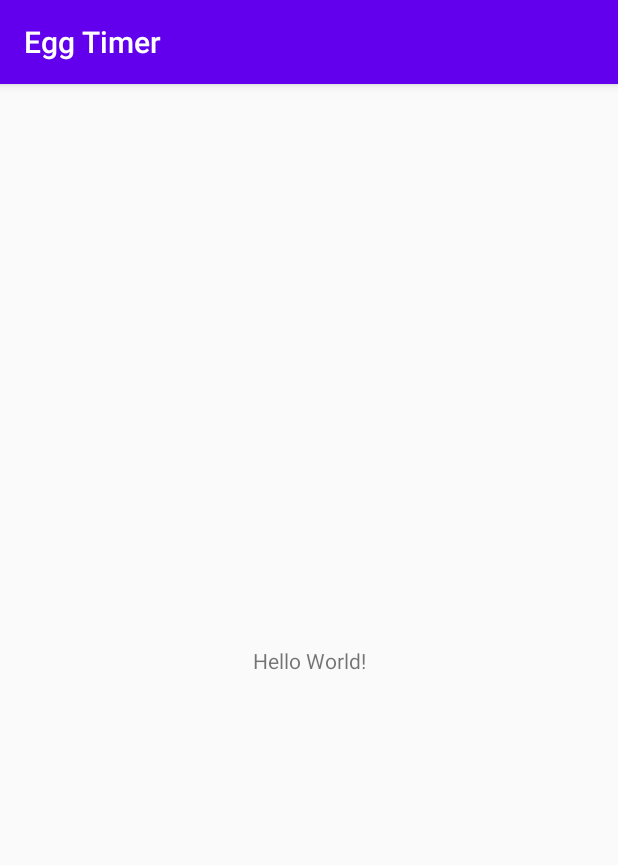
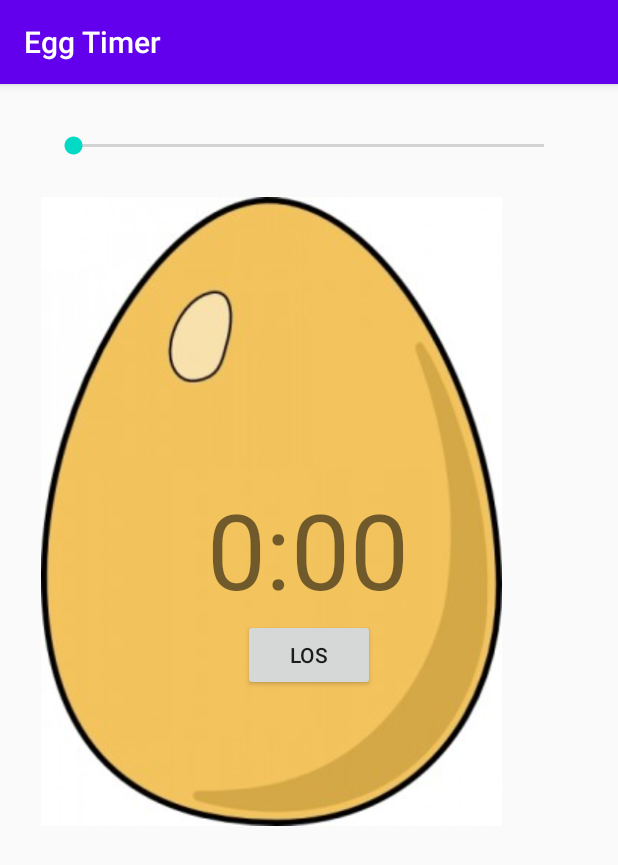
Before and after one commit to NadineGB/Egg-Timer, an Android app: the screen it shows after launch (MainActivity), on a phone screen of 412 x 824 dp. Shown: the top 865 px of the screen. Run offline under Robolectric (Android 15) with nearby library versions, the phone set to English and light mode, and no system bars.

Commit message:
Layout complete (v1)

```diff
--- a/app/src/main/res/layout/activity_main.xml
+++ b/app/src/main/res/layout/activity_main.xml
@@ -6,13 +6,52 @@
     android:layout_height="match_parent"
     tools:context=".MainActivity">
 
-    <TextView
-        android:layout_width="wrap_content"
-        android:layout_height="wrap_content"
-        android:text="Hello World!"
-        app:layout_constraintBottom_toBottomOf="parent"
-        app:layout_constraintLeft_toLeftOf="parent"
-        app:layout_constraintRight_toRightOf="parent"
-        app:layout_constraintTop_toTopOf="parent" />
+    <ImageView
+        android:id="@+id/eggImageView"
+        android:layout_width="307dp"
+        android:layout_height="430dp"
+        android:layout_marginLeft="27dp"
+        android:layout_marginTop="70dp"
+        app:layout_constraintStart_toStartOf="parent"
+        app:layout_constraintTop_toTopOf="parent"
+        app:srcCompat="@drawable/egg" />
 
+    <LinearLayout
+        android:id="@+id/wrapperLinearLayout"
+        android:layout_width="match_parent"
+        android:layout_height="match_parent"
+        android:orientation="vertical">
+
+        <SeekBar
+            android:id="@+id/TimerSeekBar"
+            android:layout_width="346dp"
+            android:layout_height="43dp"
+            android:layout_marginTop="20dp"
+            android:layout_gravity="center_horizontal" />
+
+        <LinearLayout
+            android:id="@+id/innerLinearLayout"
+            android:layout_width="match_parent"
+            android:layout_height="match_parent"
+            android:layout_marginTop="200dp"
+            android:orientation="vertical">
+
+            <TextView
+                android:id="@+id/timeTextView"
+                android:layout_width="175dp"
+                android:layout_height="wrap_content"
+                android:layout_gravity="center_horizontal"
+                android:text="0:00"
+                android:textAlignment="center"
+                android:textSize="70sp" />
+
+            <Button
+                android:id="@+id/goButton"
+                android:layout_width="wrap_content"
+                android:layout_height="wrap_content"
+                android:layout_gravity="center_horizontal"
+                android:text="Los" />
+        </LinearLayout>
+
+    </LinearLayout>
 </androidx.constraintlayout.widget.ConstraintLayout>
```
Also changed, not shown: app/src/main/res/drawable/egg.jpg (added), 1 other file.
